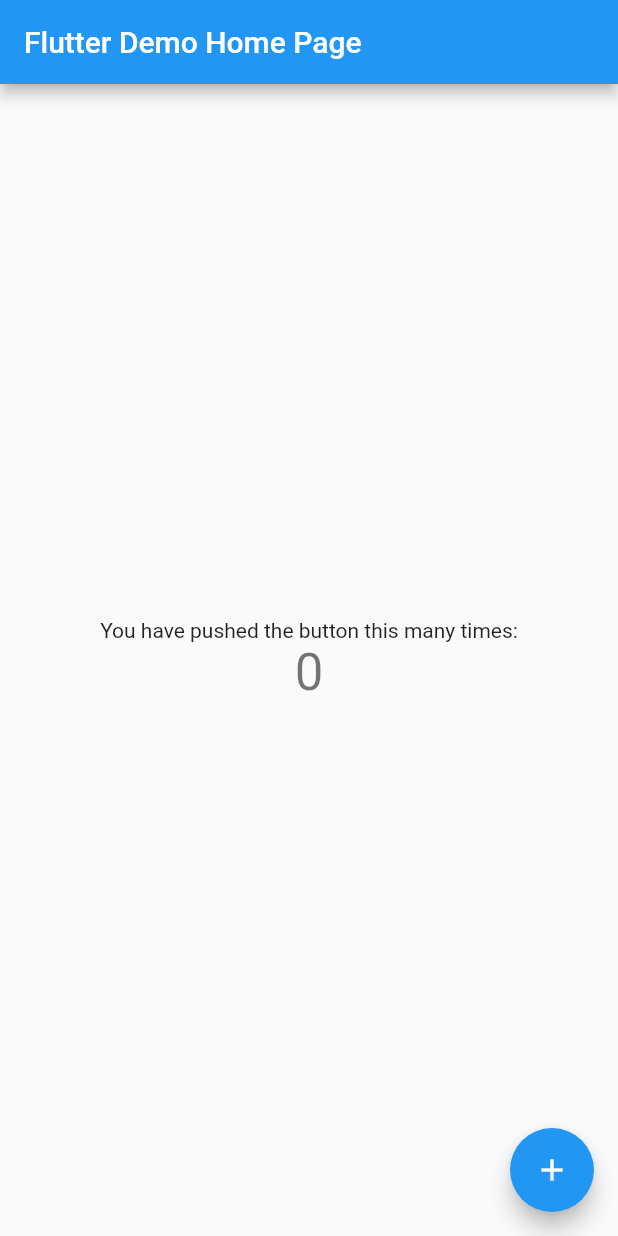
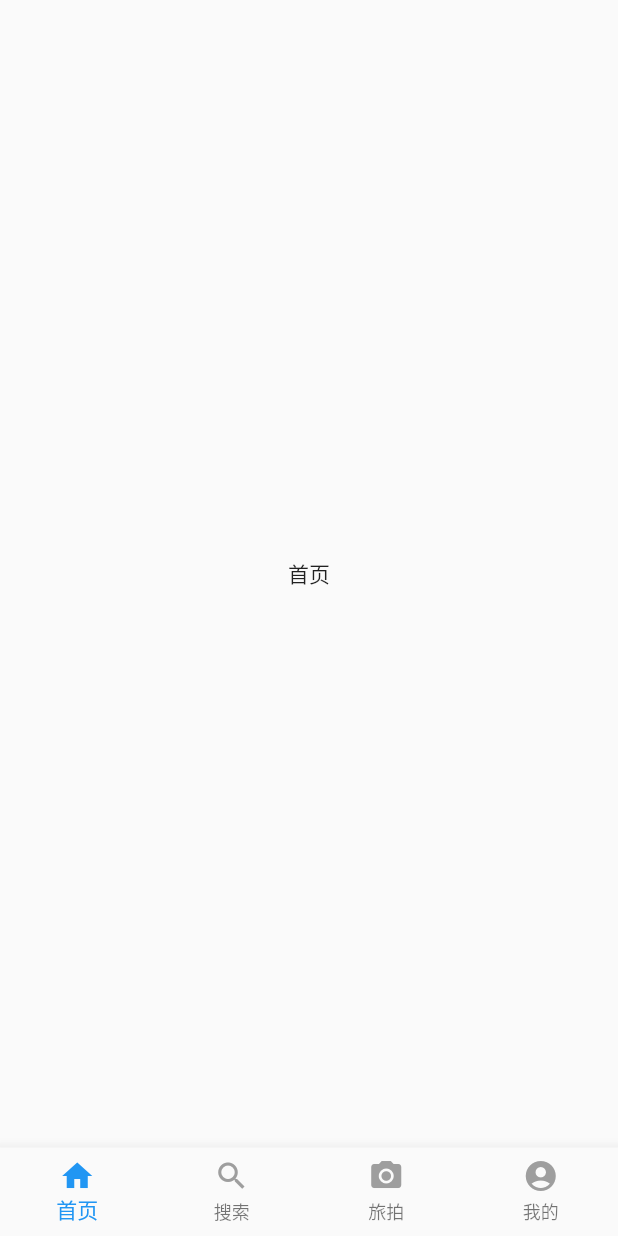
Before and after one commit to EthanCo/FlutterSample, a Flutter app: the screen it shows after launch, on a phone screen of 412 x 824 dp. Run offline on Flutter 3.47's test engine with Material 2 defaults, Android fonts, the phone set to English and light mode, and no system bars; our stand-ins replace dio.

Commit message:
底部Bottom

```diff
--- a/flutter_app_ctrip/lib/main.dart
+++ b/flutter_app_ctrip/lib/main.dart
@@ -1,4 +1,5 @@
 import 'package:flutter/material.dart';
+import 'navigator/tab_navigator.dart';
 
 void main() => runApp(MyApp());
 
@@ -20,92 +21,7 @@
         // is not restarted.
         primarySwatch: Colors.blue,
       ),
-      home: MyHomePage(title: 'Flutter Demo Home Page'),
+      home: TabNavigator(),
     );
   }
 }
-
-class MyHomePage extends StatefulWidget {
-  MyHomePage({Key key, this.title}) : super(key: key);
-
-  // This widget is the home page of your application. It is stateful, meaning
-  // that it has a State object (defined below) that contains fields that affect
-  // how it looks.
-
-  // This class is the configuration for the state. It holds the values (in this
-  // case the title) provided by the parent (in this case the App widget) and
-  // used by the build method of the State. Fields in a Widget subclass are
-  // always marked "final".
-
-  final String title;
-
-  @override
-  _MyHomePageState createState() => _MyHomePageState();
-}
-
-class _MyHomePageState extends State<MyHomePage> {
-  int _counter = 0;
-
-  void _incrementCounter() {
-    setState(() {
-      // This call to setState tells the Flutter framework that something has
-      // changed in this State, which causes it to rerun the build method below
-      // so that the display can reflect the updated values. If we changed
-      // _counter without calling setState(), then the build method would not be
-      // called again, and so nothing would appear to happen.
-      _counter++;
-    });
-  }
-
-  @override
-  Widget build(BuildContext context) {
-    // This method is rerun every time setState is called, for instance as done
-    // by the _incrementCounter method above.
-    //
-    // The Flutter framework has been optimized to make rerunning build methods
-    // fast, so that you can just rebuild anything that needs updating rather
-    // than having to individually change instances of widgets.
-    return Scaffold(
-      appBar: AppBar(
-        // Here we take the value from the MyHomePage object that was created by
-        // the App.build method, and use it to set our appbar title.
-        title: Text(widget.title),
-      ),
-      body: Center(
-        // Center is a layout widget. It takes a single child and positions it
-        // in the middle of the parent.
-        child: Column(
-          // Column is also layout widget. It takes a list of children and
-          // arranges them vertically. By default, it sizes itself to fit its
-          // children horizontally, and tries to be as tall as its parent.
-          //
-          // Invoke "debug painting" (press "p" in the console, choose the
-          // "Toggle Debug Paint" action from the Flutter Inspector in Android
-          // Studio, or the "Toggle Debug Paint" command in Visual Studio Code)
-          // to see the wireframe for each widget.
-          //
-          // Column has various properties to control how it sizes itself and
-          // how it positions its children. Here we use mainAxisAlignment to
-          // center the children vertically; the main axis here is the vertical
-          // axis because Columns are vertical (the cross axis would be
-          // horizontal).
-          mainAxisAlignment: MainAxisAlignment.center,
-          children: <Widget>[
-            Text(
-              'You have pushed the button this many times:',
-            ),
-            Text(
-              '$_counter',
-              style: Theme.of(context).textTheme.display1,
-            ),
-          ],
-        ),
-      ),
-      floatingActionButton: FloatingActionButton(
-        onPressed: _incrementCounter,
-        tooltip: 'Increment',
-        child: Icon(Icons.add),
-      ), // This trailing comma makes auto-formatting nicer for build methods.
-    );
-  }
-}
--- /dev/null
+++ b/flutter_app_ctrip/lib/navigator/tab_navigator.dart
@@ -0,0 +1,78 @@
+import 'package:flutter/material.dart';
+import 'package:flutter_app_ctrip/pages/home_page.dart';
+import 'package:flutter_app_ctrip/pages/my_page.dart';
+import 'package:flutter_app_ctrip/pages/search_page.dart';
+import 'package:flutter_app_ctrip/pages/travel_page.dart';
+
+class TabNavigator extends StatefulWidget {
+  @override
+  _TabNavigatorState createState() {
+    return _TabNavigatorState();
+  }
+}
+
+class _TabNavigatorState extends State<TabNavigator> {
+  final _defaultColor = Colors.grey; //默认状态下的颜色
+  final _activeColor = Colors.blue; //选中状态下的颜色
+  final PageController _controller = PageController(initialPage: 0);
+  int _currentIndex = 0;
+
+  @override
+  Widget build(BuildContext context) {
+
+    return Scaffold(
+      body: PageView(
+        controller: _controller,
+        children: <Widget>[
+          HomePage(),
+          SearchPage(),
+          TravelPage(),
+          MyPage(),
+        ],
+      ),
+      bottomNavigationBar: BottomNavigationBar(
+          currentIndex: _currentIndex,
+          onTap: (index) {
+            _controller.jumpToPage(index);
+            setState(() {
+              _currentIndex = index;
+            });
+          },
+          type: BottomNavigationBarType.fixed, //固定Bottom Icon和文字
+          items: [
+            BottomNavigationBarItem(
+                icon: Icon(Icons.home, color: _defaultColor),
+                activeIcon: Icon(Icons.home, color: _activeColor),
+                title: Text("首页",
+                    style: TextStyle(
+                        color: _currentIndex != 0
+                            ? _defaultColor
+                            : _activeColor))),
+            BottomNavigationBarItem(
+                icon: Icon(Icons.search, color: _defaultColor),
+                activeIcon: Icon(Icons.search, color: _activeColor),
+                title: Text("搜索",
+                    style: TextStyle(
+                        color: _currentIndex != 1
+                            ? _defaultColor
+                            : _activeColor))),
+            BottomNavigationBarItem(
+                icon: Icon(Icons.camera_alt, color: _defaultColor),
+                activeIcon: Icon(Icons.camera_alt, color: _activeColor),
+                title: Text("旅拍",
+                    style: TextStyle(
+                        color: _currentIndex != 2
+                            ? _defaultColor
+                            : _activeColor))),
+            BottomNavigationBarItem(
+                icon: Icon(Icons.account_circle, color: _defaultColor),
+                activeIcon: Icon(Icons.account_circle, color: _activeColor),
+                title: Text("我的",
+                    style: TextStyle(
+                        color: _currentIndex != 3
+                            ? _defaultColor
+                            : _activeColor))),
+          ]),
+    );
+  }
+}
--- /dev/null
+++ b/flutter_app_ctrip/lib/pages/home_page.dart
@@ -0,0 +1,23 @@
+import 'package:flutter/material.dart';
+
+class HomePage extends StatefulWidget {
+  @override
+  _HomePageState createState() {
+    return _HomePageState();
+  }
+}
+
+class _HomePageState extends State<HomePage> {
+  @override
+  Widget build(BuildContext context) {
+    final PageController _controller = PageController(
+      initialPage: 0
+    );
+
+    return Scaffold(
+      body: Center(
+        child: Text("首页"),
+      ),
+    );
+  }
+}
```
Also changed, not shown: flutter_app_ctrip/lib/pages/my_page.dart (added, +23 -0 lines), flutter_app_ctrip/lib/pages/search_page.dart (added, +23 -0 lines), flutter_app_ctrip/lib/pages/travel_page.dart (added, +23 -0 lines).
